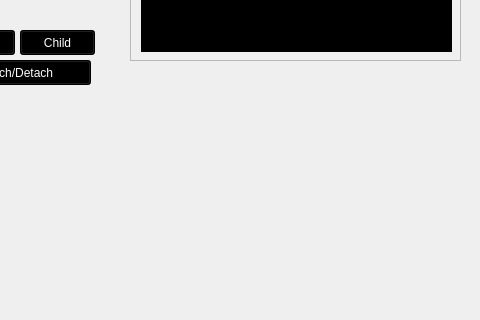
This is aed_display.ui in WaillyMohamed/AED as Qt 5 draws it before an edit; both pictures show x 720 to 1200 and y 300 to 620 of the 1200 by 800 pixel window. The edited form follows.
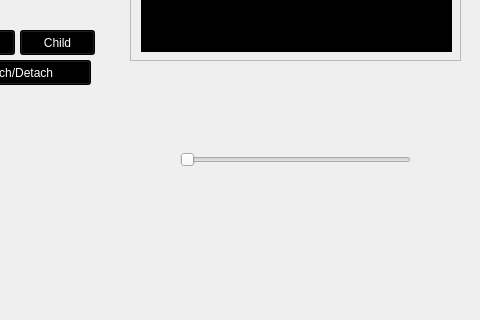
This is the edited form.

Diff of the .ui file:
```diff
--- a/aed_display.ui
+++ b/aed_display.ui
@@ -372,6 +372,19 @@
      <string>Attach/Detach</string>
     </property>
    </widget>
+   <widget class="QSlider" name="horizontalSlider">
+    <property name="geometry">
+     <rect>
+      <x>900</x>
+      <y>450</y>
+      <width>231</width>
+      <height>20</height>
+     </rect>
+    </property>
+    <property name="orientation">
+     <enum>Qt::Horizontal</enum>
+    </property>
+   </widget>
   </widget>
   <widget class="QMenuBar" name="menubar">
    <property name="geometry">
```
